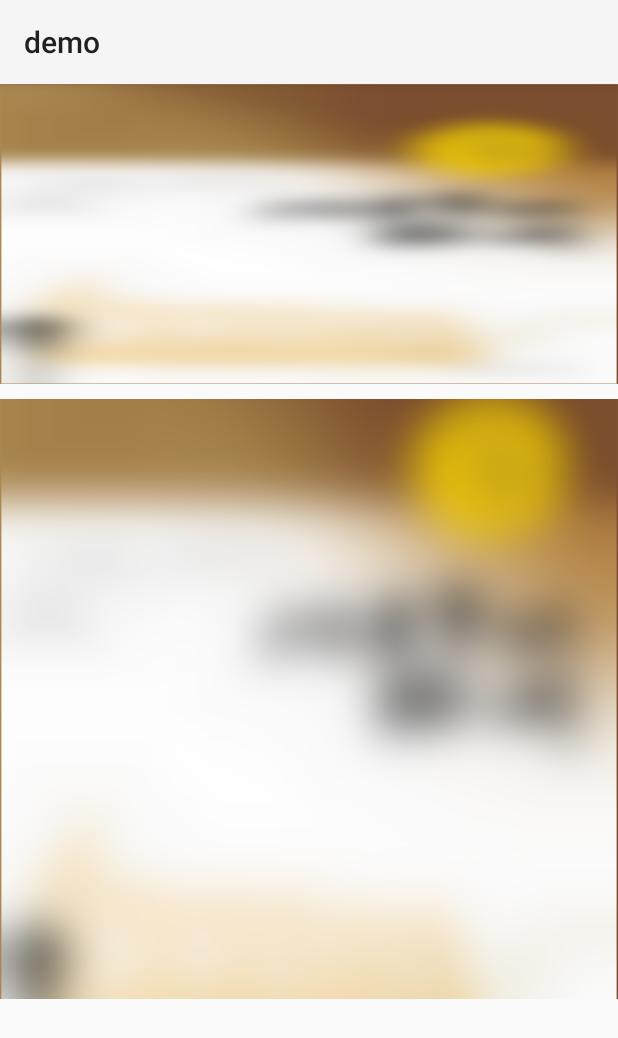
After one commit to 771876585/SQLiteTest, an Android app: the GaussianBlurActivity screen opened directly, with no data from a screen before it, on a phone screen of 412 x 824 dp. The commit adds this screen. Shown: the top 1038 px of the screen. Run offline under Robolectric (Android 15) with nearby library versions, the phone set to English and light mode, and no system bars.

Commit message:
高斯模糊

```diff
--- a/app/src/main/AndroidManifest.xml
+++ b/app/src/main/AndroidManifest.xml
@@ -30,6 +30,8 @@
         <activity android:name=".word.WordsActivity" />
         <activity android:name=".ScreenActivity" />
         <activity android:name=".volley.VolleyActivity" />
+        <activity android:name=".musicplayer.GaussianBlurActivity"/>
+        <activity android:name=".NextPaperActivity"/>
         <activity android:name=".videoplayer.VideoPlayerActivity"
             android:configChanges="orientation|keyboardHidden|screenSize" />
         <activity android:name=".volleyokhttp3.VolleyOkhttp3Activity" />
--- a/app/src/main/java/com/yezh/sqlite/sqlitetest/MainActivity.java
+++ b/app/src/main/java/com/yezh/sqlite/sqlitetest/MainActivity.java
@@ -56,6 +56,7 @@ public class MainActivity extends AppCompatActivity implements View.OnClickListe
         Button query1Button = (Button)findViewById(R.id.query1Button);
         Button query2Button = (Button)findViewById(R.id.query2Button);
         Button query3Button = (Button)findViewById(R.id.query3Button);
+        Button clickBtn = findViewById(R.id.clickBtn);
 
         Button btNext = (Button)findViewById(R.id.bt_next);
         btNext.setOnClickListener(this);
@@ -69,6 +70,7 @@ public class MainActivity extends AppCompatActivity implements View.OnClickListe
         query1Button.setOnClickListener(this);
         query2Button.setOnClickListener(this);
         query3Button.setOnClickListener(this);
+        clickBtn.setOnClickListener(this);
 
         inputSqlMsg = (EditText)findViewById(R.id.inputSqlMsg);
         showSQLMsg = (TextView)findViewById(R.id.showSQLMsg);
@@ -172,6 +174,9 @@ public class MainActivity extends AppCompatActivity implements View.OnClickListe
 //                intent.setComponent(cn);
 //                startActivity(intent);
                 break;
+            case R.id.clickBtn:
+                startActivity(new Intent(this, NextPaperActivity.class));
+                break;
             default:
 
                 break;
--- /dev/null
+++ b/app/src/main/java/com/yezh/sqlite/sqlitetest/NextPaperActivity.java
@@ -0,0 +1,37 @@
+package com.yezh.sqlite.sqlitetest;
+
+import android.content.Intent;
+import android.os.Bundle;
+import android.support.annotation.Nullable;
+import android.support.v7.app.AppCompatActivity;
+import android.view.View;
+import android.widget.Button;
+
+import com.yezh.sqlite.sqlitetest.musicplayer.GaussianBlurActivity;
+
+/**
+ * Created by yezh on 2020/3/19 15:08.
+ * Description：
+ */
+public class NextPaperActivity extends AppCompatActivity implements View.OnClickListener  {
+
+    @Override
+    protected void onCreate(@Nullable Bundle savedInstanceState) {
+        super.onCreate(savedInstanceState);
+        setContentView(R.layout.activity_next);
+        Button gaussianBlur = findViewById(R.id.gaussianBlur);
+        gaussianBlur.setOnClickListener(this);
+    }
+
+    @Override
+    public void onClick(View v) {
+        switch (v.getId()){
+            case R.id.gaussianBlur:
+                startActivity(new Intent(this, GaussianBlurActivity.class));
+                break;
+
+                default:
+                    break;
+        }
+    }
+}
--- /dev/null
+++ b/app/src/main/java/com/yezh/sqlite/sqlitetest/musicplayer/GaussianBlurActivity.java
@@ -0,0 +1,33 @@
+package com.yezh.sqlite.sqlitetest.musicplayer;
+
+import android.graphics.BitmapFactory;
+import android.os.Bundle;
+import android.support.annotation.Nullable;
+import android.support.v7.app.AppCompatActivity;
+import android.view.View;
+import android.widget.ImageView;
+
+import com.yezh.sqlite.sqlitetest.R;
+
+/**
+ * Created by yezh on 2020/3/19 15:08.
+ * Description：
+ */
+public class GaussianBlurActivity extends AppCompatActivity implements View.OnClickListener  {
+
+    @Override
+    protected void onCreate(@Nullable Bundle savedInstanceState) {
+        super.onCreate(savedInstanceState);
+        setContentView(R.layout.activity_gaussian);
+        ImageView gaussian_iv = findViewById(R.id.gaussian_iv);
+        ImageView gaussian_iv2 = findViewById(R.id.gaussian_iv2);
+        gaussian_iv.setBackground(GaussianBlurUtil.BoxBlurFilter(BitmapFactory.decodeResource(getResources(), R.drawable.face)));
+        gaussian_iv2.setImageBitmap(GaussianBlurUtil.BoxBlurFilterBitmap(BitmapFactory.decodeResource(getResources(), R.drawable.face)));
+//        gaussian_iv.setImageBitmap(GaussianBlurUtil.drawableToBitmap(ContextCompat.getDrawable(this, R.drawable.face)));
+    }
+
+    @Override
+    public void onClick(View v) {
+
+    }
+}
--- /dev/null
+++ b/app/src/main/java/com/yezh/sqlite/sqlitetest/musicplayer/GaussianBlurUtil.java
@@ -0,0 +1,159 @@
+package com.yezh.sqlite.sqlitetest.musicplayer;
+
+import android.graphics.Bitmap;
+import android.graphics.Canvas;
+import android.graphics.PixelFormat;
+import android.graphics.drawable.BitmapDrawable;
+import android.graphics.drawable.Drawable;
+
+/**
+ * Created by yezh on 2020/3/19 15:02.
+ * Description：
+ */
+public class GaussianBlurUtil {
+    private static float hRadius = 10;
+    private static float vRadius = 10;
+    private static int iterations = 7;
+
+    public static Drawable BoxBlurFilter(Bitmap bmp) {
+        int width = bmp.getWidth();
+        int height = bmp.getHeight();
+        int[] inPixels = new int[width * height];
+        int[] outPixels = new int[width * height];
+        Bitmap bitmap = Bitmap.createBitmap(width, height,Bitmap.Config.ARGB_8888);
+        bmp.getPixels(inPixels, 0, width, 0, 0, width, height);
+        for (int i = 0; i < iterations; i++) {
+            blur(inPixels, outPixels, width, height, hRadius);
+            blur(outPixels, inPixels, height, width, vRadius);
+        }
+        blurFractional(inPixels, outPixels, width, height, hRadius);
+        blurFractional(outPixels, inPixels, height, width, vRadius);
+        bitmap.setPixels(inPixels, 0, width, 0, 0, width, height);
+        Drawable drawable = new BitmapDrawable(bitmap);
+        return drawable;
+    }
+
+    public static Bitmap BoxBlurFilterBitmap(Bitmap bmp) {
+        int width = bmp.getWidth();
+        int height = bmp.getHeight();
+        int[] inPixels = new int[width * height];
+        int[] outPixels = new int[width * height];
+        Bitmap bitmap = Bitmap.createBitmap(width, height,Bitmap.Config.ARGB_8888);
+        bmp.getPixels(inPixels, 0, width, 0, 0, width, height);
+        for (int i = 0; i < iterations; i++) {
+            blur(inPixels, outPixels, width, height, hRadius);
+            blur(outPixels, inPixels, height, width, vRadius);
+        }
+        blurFractional(inPixels, outPixels, width, height, hRadius);
+        blurFractional(outPixels, inPixels, height, width, vRadius);
+        bitmap.setPixels(inPixels, 0, width, 0, 0, width, height);
+        return bitmap;
+    }
+
+
+    public static void blur(int[] in, int[] out, int width, int height,
+                            float radius) {
+        int widthMinus1 = width - 1;
+        int r = (int) radius;
+        int tableSize = 2 * r + 1;
+        int divide[] = new int[256 * tableSize];
+
+        for (int i = 0; i < 256 * tableSize; i++)
+            divide[i] = i / tableSize;
+
+        int inIndex = 0;
+
+        for (int y = 0; y < height; y++) {
+            int outIndex = y;
+            int ta = 0, tr = 0, tg = 0, tb = 0;
+
+            for (int i = -r; i <= r; i++) {
+                int rgb = in[inIndex + clamp(i, 0, width - 1)];
+                ta += (rgb >> 24) & 0xff;
+                tr += (rgb >> 16) & 0xff;
+                tg += (rgb >> 8) & 0xff;
+                tb += rgb & 0xff;
+            }
+
+            for (int x = 0; x < width; x++) {
+                out[outIndex] = (divide[ta] << 24) | (divide[tr] << 16)
+                        | (divide[tg] << 8) | divide[tb];
+
+                int i1 = x + r + 1;
+                if (i1 > widthMinus1)
+                    i1 = widthMinus1;
+                int i2 = x - r;
+                if (i2 < 0)
+                    i2 = 0;
+                int rgb1 = in[inIndex + i1];
+                int rgb2 = in[inIndex + i2];
+
+                ta += ((rgb1 >> 24) & 0xff) - ((rgb2 >> 24) & 0xff);
+                tr += ((rgb1 & 0xff0000) - (rgb2 & 0xff0000)) >> 16;
+                tg += ((rgb1 & 0xff00) - (rgb2 & 0xff00)) >> 8;
+                tb += (rgb1 & 0xff) - (rgb2 & 0xff);
+                outIndex += height;
+            }
+            inIndex += width;
+        }
+    }
+
+    public static void blurFractional(int[] in, int[] out, int width,
+                                      int height, float radius) {
+        radius -= (int) radius;
+        float f = 1.0f / (1 + 2 * radius);
+        int inIndex = 0;
+
+        for (int y = 0; y < height; y++) {
+            int outIndex = y;
+
+            out[outIndex] = in[0];
+            outIndex += height;
+            for (int x = 1; x < width - 1; x++) {
+                int i = inIndex + x;
+                int rgb1 = in[i - 1];
+                int rgb2 = in[i];
+                int rgb3 = in[i + 1];
+
+                int a1 = (rgb1 >> 24) & 0xff;
+                int r1 = (rgb1 >> 16) & 0xff;
+                int g1 = (rgb1 >> 8) & 0xff;
+                int b1 = rgb1 & 0xff;
+                int a2 = (rgb2 >> 24) & 0xff;
+                int r2 = (rgb2 >> 16) & 0xff;
+                int g2 = (rgb2 >> 8) & 0xff;
+                int b2 = rgb2 & 0xff;
+                int a3 = (rgb3 >> 24) & 0xff;
+                int r3 = (rgb3 >> 16) & 0xff;
+                int g3 = (rgb3 >> 8) & 0xff;
+                int b3 = rgb3 & 0xff;
+                a1 = a2 + (int) ((a1 + a3) * radius);
+                r1 = r2 + (int) ((r1 + r3) * radius);
+                g1 = g2 + (int) ((g1 + g3) * radius);
+                b1 = b2 + (int) ((b1 + b3) * radius);
+                a1 *= f;
+                r1 *= f;
+                g1 *= f;
+                b1 *= f;
+                out[outIndex] = (a1 << 24) | (r1 << 16) | (g1 << 8) | b1;
+                outIndex += height;
+            }
+            out[outIndex] = in[width - 1];
+            inIndex += width;
+        }
+    }
+
+    public static int clamp(int x, int a, int b) {
+        return (x < a) ? a : (x > b) ? b : x;
+    }
+
+    public static Bitmap drawableToBitmap(Drawable drawable) {
+        Bitmap bitmap = Bitmap.createBitmap(drawable.getIntrinsicWidth(),drawable.getIntrinsicHeight(),
+                drawable.getOpacity() != PixelFormat.OPAQUE ? Bitmap.Config.ARGB_8888: Bitmap.Config.RGB_565);
+        Canvas canvas = new Canvas(bitmap);
+        drawable.setBounds(0, 0, drawable.getIntrinsicWidth(),
+                drawable.getIntrinsicHeight());
+        drawable.draw(canvas);
+        return bitmap;
+    }
+}
--- /dev/null
+++ b/app/src/main/res/layout/activity_gaussian.xml
@@ -0,0 +1,26 @@
+<?xml version="1.0" encoding="utf-8"?>
+<FrameLayout xmlns:android="http://schemas.android.com/apk/res/android"
+
+    android:layout_width="match_parent"
+    android:layout_height="match_parent"
+    android:orientation="vertical"
+    android:layout_gravity="center"
+    android:gravity="center">
+    <ImageView
+        android:id="@+id/gaussian_iv"
+        android:layout_width="match_parent"
+        android:layout_height="200dp"
+        android:scaleType="centerCrop"/>
+    <ImageView
+        android:id="@+id/gaussian_iv2"
+        android:layout_width="match_parent"
+        android:layout_height="400dp"
+        android:layout_marginTop="210dp"
+        android:scaleType="centerCrop"/>
+    <ImageView
+        android:visibility="gone"
+        android:layout_width="wrap_content"
+        android:layout_height="wrap_content"
+        android:src="@drawable/face"
+        android:layout_gravity="bottom|center"/>
+</FrameLayout>
--- /dev/null
+++ b/app/src/main/res/layout/activity_next.xml
@@ -0,0 +1,13 @@
+<?xml version="1.0" encoding="utf-8"?>
+<LinearLayout xmlns:android="http://schemas.android.com/apk/res/android"
+    android:layout_width="fill_parent"
+    android:layout_height="fill_parent"
+    android:orientation="vertical"
+    android:padding="10dp">
+
+    <Button
+        android:id="@+id/gaussianBlur"
+        android:layout_width="wrap_content"
+        android:layout_height="wrap_content"
+        android:text="高斯模糊"/>
+</LinearLayout>
--- a/app/src/main/res/layout/activity_student.xml
+++ b/app/src/main/res/layout/activity_student.xml
@@ -93,6 +93,11 @@
         android:layout_width="wrap_content"
         android:layout_height="wrap_content"
         android:text="点击测试"/>
+    <Button
+        android:id="@+id/clickBtn"
+        android:layout_width="wrap_content"
+        android:layout_height="wrap_content"
+        android:text="demo入口"/>
 
     <TextView
         android:id="@+id/showSQLMsg"
--- a/build.gradle
+++ b/build.gradle
@@ -2,7 +2,9 @@
 
 buildscript {
     repositories {
+        maven{url 'http://maven.aliyun.com/nexus/content/groups/public/'}
         jcenter()
+        google()
     }
     dependencies {
         classpath 'com.android.tools.build:gradle:2.3.2'
@@ -14,7 +16,9 @@ buildscript {
 
 allprojects {
     repositories {
+        maven{url 'http://maven.aliyun.com/nexus/content/groups/public/'}
         jcenter()
+        google()
     }
 }
 
```
Also changed, not shown: app/src/main/res/drawable-xhdpi/face.jpg (added), gradle/wrapper/gradle-wrapper.properties.
